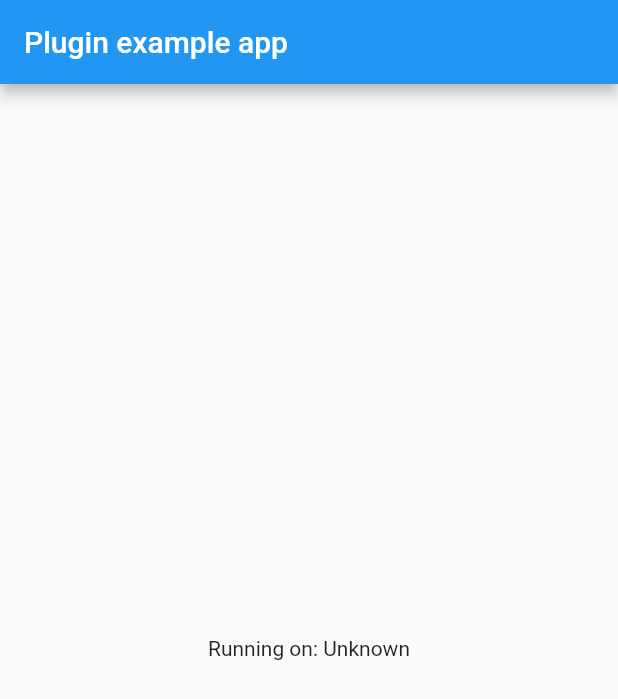
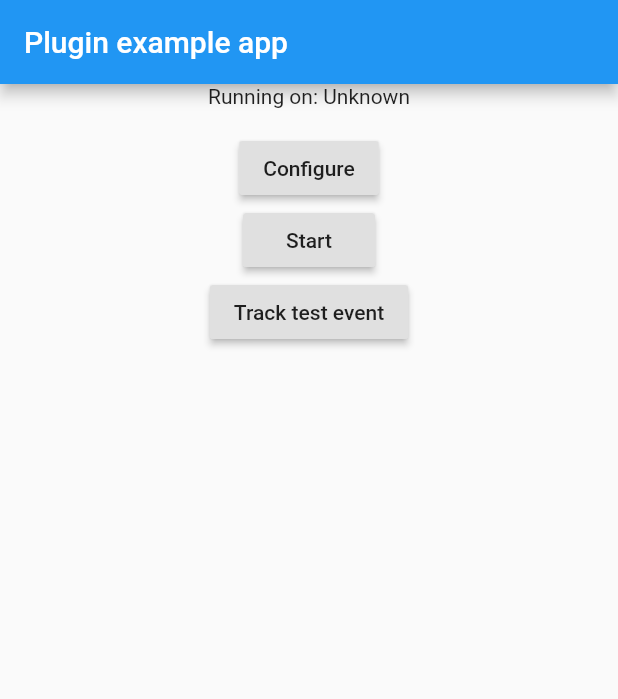
Before and after one commit to ethras/flutter_appcenter, a Flutter app: the screen it shows after launch, on a phone screen of 412 x 824 dp. Shown: the top 699 px of the screen. Run offline on Flutter 3.47's test engine with Material 2 defaults, Android fonts, the phone set to English and light mode, and no system bars.

Commit message:
tracking event ok Android

```diff
--- a/example/lib/main.dart
+++ b/example/lib/main.dart
@@ -42,15 +42,50 @@ class _MyAppState extends State<MyApp> {
 
   @override
   Widget build(BuildContext context) {
-    return new MaterialApp(
-      home: new Scaffold(
-        appBar: new AppBar(
-          title: const Text('Plugin example app'),
+    return MaterialApp(
+      home: Scaffold(
+        appBar: AppBar(
+          title: Text('Plugin example app'),
         ),
-        body: new Center(
-          child: new Text('Running on: $_platformVersion\n'),
+        body: Center(
+          child: Column(
+            children: <Widget>[
+              Text('Running on: $_platformVersion\n'),
+              RaisedButton(
+                child: Text("Configure"),
+                onPressed: _configure,
+              ),
+              RaisedButton(
+                child: Text("Start"),
+                onPressed: _start,
+              ),
+              RaisedButton(
+                child: Text("Track test event"),
+                onPressed: _trackTestEvent,
+              )
+            ],
+          ),
         ),
       ),
     );
   }
+
+  _configure() async {
+    // TODO remove secret
+    await FlutterAppcenter.configure("4e969c6c-d969-43ff-85b0-84a0bab0d62f");
+  }
+
+  _start() async {
+    // TODO pick services
+    await FlutterAppcenter.start([
+      AppCenterService.Crashes,
+      AppCenterService.Analytics,
+      AppCenterService.Distribute
+    ]);
+  }
+
+  _trackTestEvent() async {
+    await FlutterAppcenter.trackEvent(
+        "testEvent", <String, String>{"hello": "world"});
+  }
 }
--- a/lib/flutter_appcenter.dart
+++ b/lib/flutter_appcenter.dart
@@ -10,4 +10,38 @@ class FlutterAppcenter {
     final String version = await _channel.invokeMethod('getPlatformVersion');
     return version;
   }
+
+  static Future configure(String appSecret) async {
+    await _channel
+        .invokeMethod("configure", <String, String>{"appSecret": appSecret});
+  }
+
+  static Future start(List<AppCenterService> services) async {
+    List<String> servicesString =
+        services.map((service) => serviceToString(service)).toList();
+    await _channel
+        .invokeMethod("start", <String, dynamic>{"services": servicesString});
+  }
+
+  static Future trackEvent(String eventName,
+      [Map<String, String> properties]) async {
+    await _channel.invokeMethod("trackEvent", <String, dynamic>{
+      "eventName": eventName,
+      "properties": properties ?? <String, String>{}
+    });
+  }
 }
+
+enum AppCenterService { Distribute, Crashes, Analytics }
+
+String serviceToString(AppCenterService service) {
+  switch (service) {
+    case AppCenterService.Distribute:
+      return "distribute";
+    case AppCenterService.Analytics:
+      return "analytics";
+    case AppCenterService.Crashes:
+      return "crashes";
+  }
+  return "";
+}
```
Also changed, not shown: 2 other files.
